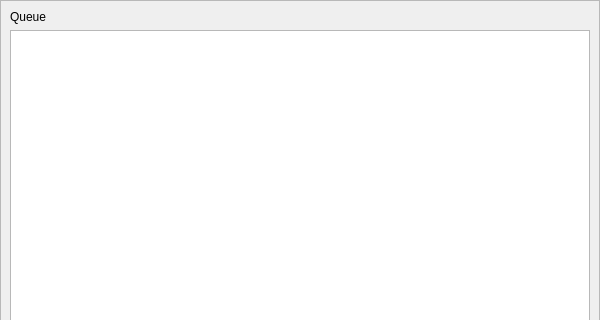
Before: the Qt Designer form ui/QueueWidget.ui in nichilum/nimamp, drawn with Qt 5; both pictures show x 0 to 600 and y 0 to 320 of the 600 by 1059 pixel window.
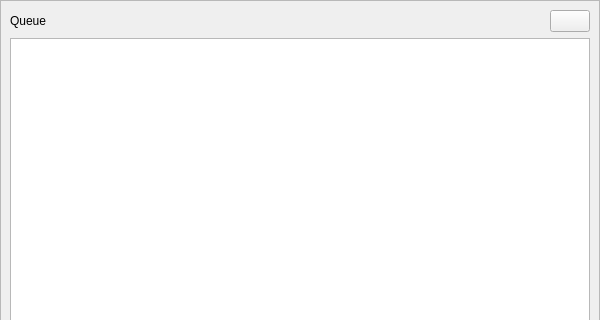
After: the same form once the commit is applied. Icons and pictures are not drawn.

Commit message: clear queue buoatong

```diff
--- a/ui/QueueWidget.ui
+++ b/ui/QueueWidget.ui
@@ -36,11 +36,48 @@
      </property>
      <layout class="QVBoxLayout" name="verticalLayout_2">
       <item>
-       <widget class="QLabel" name="queueLabel">
-        <property name="text">
-         <string>Queue</string>
+       <layout class="QHBoxLayout" name="horizontalLayout">
+        <property name="bottomMargin">
+         <number>0</number>
         </property>
-       </widget>
+        <item>
+         <widget class="QLabel" name="queueLabel">
+          <property name="text">
+           <string>Queue</string>
+          </property>
+         </widget>
+        </item>
+        <item>
+         <spacer name="horizontalSpacer">
+          <property name="orientation">
+           <enum>Qt::Orientation::Horizontal</enum>
+          </property>
+          <property name="sizeHint" stdset="0">
+           <size>
+            <width>40</width>
+            <height>20</height>
+           </size>
+          </property>
+         </spacer>
+        </item>
+        <item>
+         <widget class="QPushButton" name="queueClearButton">
+          <property name="cursor">
+           <cursorShape>PointingHandCursor</cursorShape>
+          </property>
+          <property name="toolTip">
+           <string>Clear Queue</string>
+          </property>
+          <property name="text">
+           <string/>
+          </property>
+          <property name="icon">
+           <iconset resource="../resources.qrc">
+            <normaloff>:/resources/trash.svg</normaloff>:/resources/trash.svg</iconset>
+          </property>
+         </widget>
+        </item>
+       </layout>
       </item>
       <item>
        <widget class="QListWidget" name="queueListWidget">
```
Left out of the diff: 4 changed lines with no effect on the pictures. The commit also changes 2 other files.
